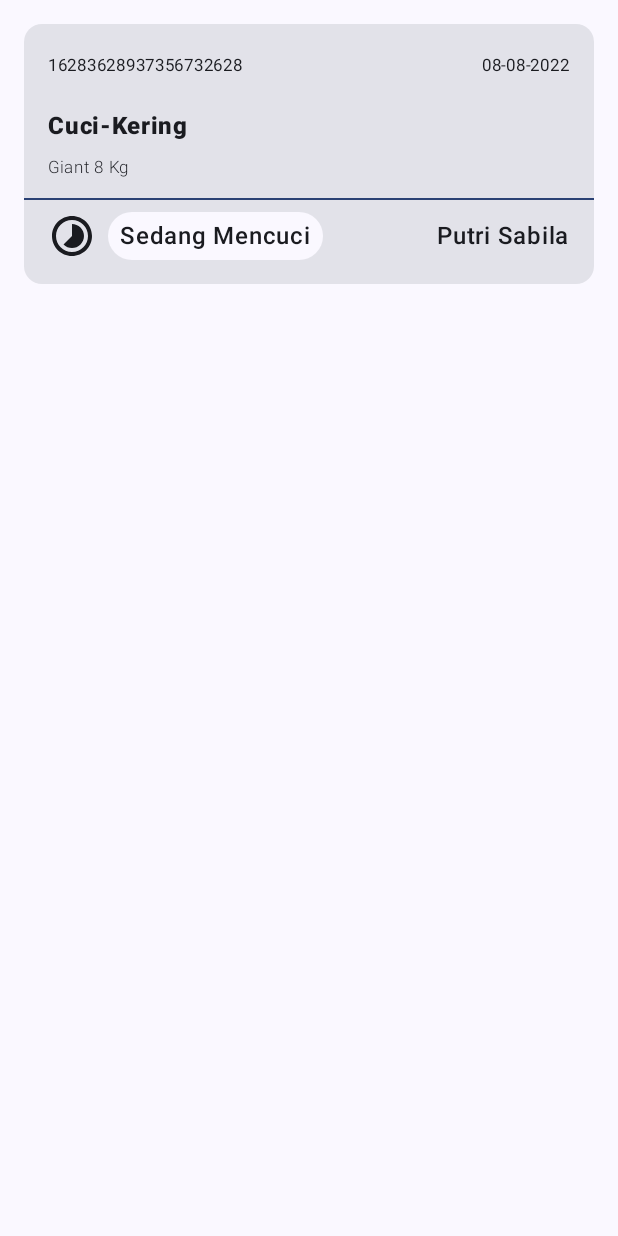
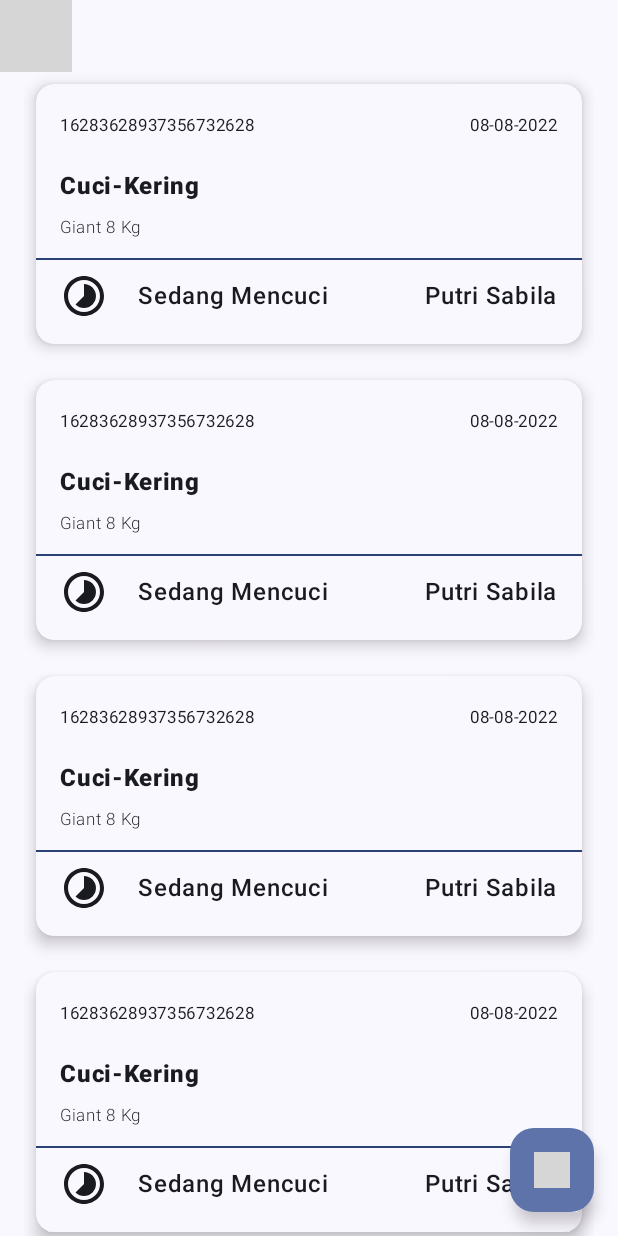
Before and after one commit to JanissaryID/AlfaOmega, an Android app built with Jetpack Compose: the screen it shows after launch (MainActivity), on a phone screen of 412 x 824 dp. Run offline under Robolectric (Android 15) with nearby library versions, the phone set to English and light mode, and no system bars; 1 statement that could not run was skipped; grey boxes are pictures that could not be loaded.

Commit message:
Add UI HomeScreen

```diff
--- a/app/src/main/java/com/example/alfaomega/component/ComponentTransaction.kt
+++ b/app/src/main/java/com/example/alfaomega/component/ComponentTransaction.kt
@@ -3,6 +3,7 @@ package com.example.alfaomega.component
 import android.graphics.drawable.Drawable
 import androidx.compose.foundation.Image
 import androidx.compose.foundation.background
+import androidx.compose.foundation.clickable
 import androidx.compose.foundation.layout.*
 import androidx.compose.foundation.shape.RoundedCornerShape
 import androidx.compose.material3.*
@@ -29,9 +30,11 @@ fun ComponentTransaction(
 
 ) {
     Card(
-
+        elevation = CardDefaults.cardElevation(6.dp),
+        modifier = Modifier.padding(8.dp),
     ) {
-        Column {
+        Surface(shape = RoundedCornerShape(7),modifier = Modifier.clickable {  }) {
+            Column() {
                 Column(
                     modifier = Modifier.padding(start = 16.dp, top = 16.dp, end = 16.dp, bottom = 8.dp)
                 ){
@@ -85,14 +88,14 @@ fun ComponentTransaction(
                             )
                             Spacer(modifier = Modifier.width(8.dp))
                             Surface(
-                            modifier = Modifier.background(color = Color.Transparent),
+//                            modifier = Modifier.background(color = Color.Transparent),
                                 shape = RoundedCornerShape(50)
                             ) {
                                 Text(
                                     text = TransactionProcess,
                                     fontWeight = FontWeight.SemiBold,
                                     fontSize = MaterialTheme.typography.titleMedium.fontSize,
-                                modifier = Modifier.padding(start = 8.dp, end = 8.dp, top = 4.dp, bottom = 4.dp)
+                                    modifier = Modifier.padding(start = 12.dp, end = 12.dp, top = 4.dp, bottom = 4.dp)
                                 )
                             }
                         }
@@ -101,6 +104,7 @@ fun ComponentTransaction(
                             fontWeight = FontWeight.SemiBold,
                             fontSize = MaterialTheme.typography.titleMedium.fontSize,
                         )
+                    }
                 }
             }
         }
--- a/app/src/main/java/com/example/alfaomega/screens/ScreenHome.kt
+++ b/app/src/main/java/com/example/alfaomega/screens/ScreenHome.kt
@@ -1,16 +1,58 @@
 package com.example.alfaomega.screens
 
-import androidx.compose.foundation.layout.Row
-import androidx.compose.foundation.layout.fillMaxSize
-import androidx.compose.foundation.layout.padding
+import android.annotation.SuppressLint
+import androidx.compose.foundation.layout.*
+import androidx.compose.foundation.lazy.LazyColumn
+import androidx.compose.foundation.lazy.items
+import androidx.compose.foundation.shape.RoundedCornerShape
+import androidx.compose.material3.*
 import androidx.compose.runtime.Composable
+import androidx.compose.runtime.mutableStateListOf
+import androidx.compose.runtime.remember
 import androidx.compose.ui.Modifier
+import androidx.compose.ui.res.painterResource
 import androidx.compose.ui.unit.dp
+import com.example.alfaomega.R
 import com.example.alfaomega.component.ComponentTransaction
+import com.example.alfaomega.component.TopBar
+
+@OptIn(ExperimentalMaterial3Api::class)
+@SuppressLint("UnusedMaterial3ScaffoldPaddingParameter")
+@Composable
+fun ScreenHome() {
+    Scaffold(topBar = {
+        TopBar(
+            typeScreen = true,
+            tittleScreen = "Transaction Active"
+        ) },
+        content = {
+            WallHome(paddingValues = it)
+        },
+        floatingActionButton = {
+            FloatingActionButton(
+                onClick = { /*TODO*/ }
+            ) {
+                Icon(
+                    painter = painterResource(id = R.drawable.fluent_add_12_filled),
+                    contentDescription = "Icon Add",
+                    modifier = Modifier.size(24.dp)
+                )
+            }
+        }
+    )
+}
 
 @Composable
-fun ScreenHome() {
-    Row(modifier = Modifier.fillMaxSize().padding(16.dp)) {
+fun WallHome(paddingValues: PaddingValues) {
+    val numbers = remember {
+        mutableStateListOf(1,2,3,4,5,6,7,8,9,10)
+    }
+    Surface(modifier = Modifier.padding(start = 16.dp, end = 16.dp)) {
+        LazyColumn(
+            modifier = Modifier.padding(top = paddingValues.calculateTopPadding()),
+            verticalArrangement = Arrangement.spacedBy(8.dp)
+        ){
+            items(items = numbers, key = {it.hashCode()}) {
                 ComponentTransaction(
                     TransactionId = "16283628937356732628",
                     TransactionDate = "08-08-2022",
@@ -20,5 +62,6 @@ fun ScreenHome() {
                     TransactionProcess = "Sedang Mencuci"
                 )
             }
-
         }
+    }
+}
--- a/app/src/main/java/com/example/alfaomega/ui/theme/Color.kt
+++ b/app/src/main/java/com/example/alfaomega/ui/theme/Color.kt
@@ -9,3 +9,5 @@ val Pink80 = Color(0xFFEFB8C8)
 val Purple40 = Color(0xFF6650a4)
 val PurpleGrey40 = Color(0xFF625b71)
 val Pink40 = Color(0xFF7D5260)
+val Background = Color(0xFFF2F2F2)
+val Primary = Color(0xFF47597E)
--- a/app/src/main/java/com/example/alfaomega/ui/theme/Theme.kt
+++ b/app/src/main/java/com/example/alfaomega/ui/theme/Theme.kt
@@ -22,9 +22,11 @@ private val DarkColorScheme = darkColorScheme(
 )
 
 private val LightColorScheme = lightColorScheme(
-    primary = Purple40,
+    primary = Primary,
     secondary = PurpleGrey40,
-    tertiary = Pink40
+    tertiary = Pink40,
+    background = Background,
+
 
     /* Other default colors to override
     background = Color(0xFFFFFBFE),
```
Lines whose indentation alone changed are shown as unchanged.
